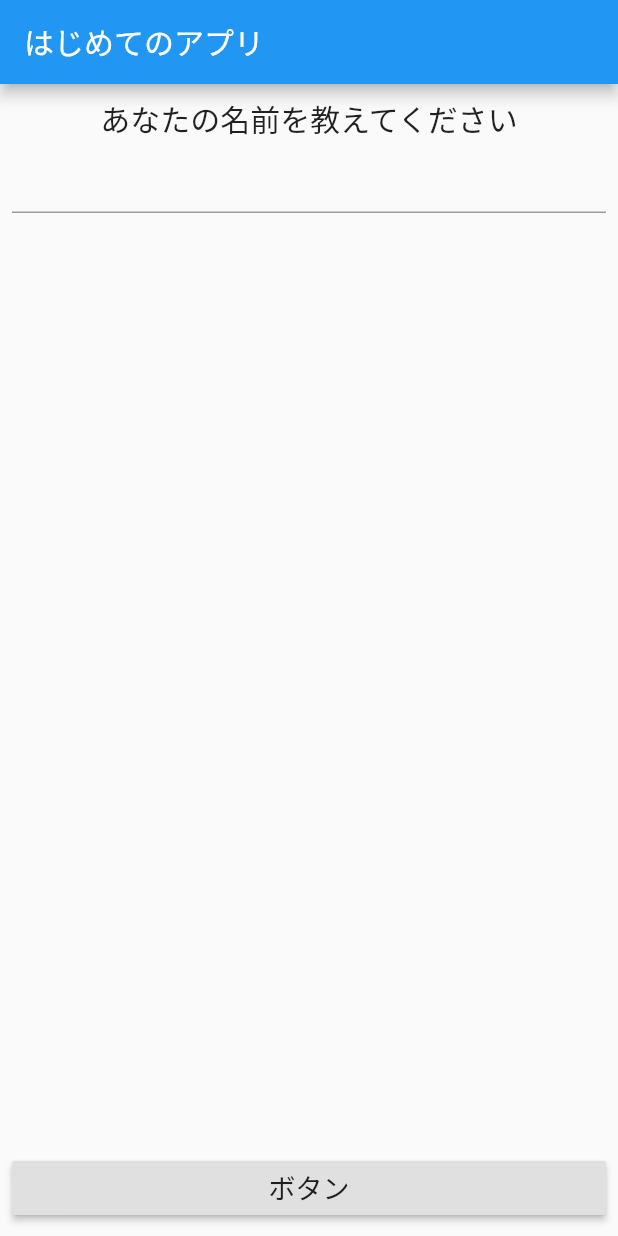
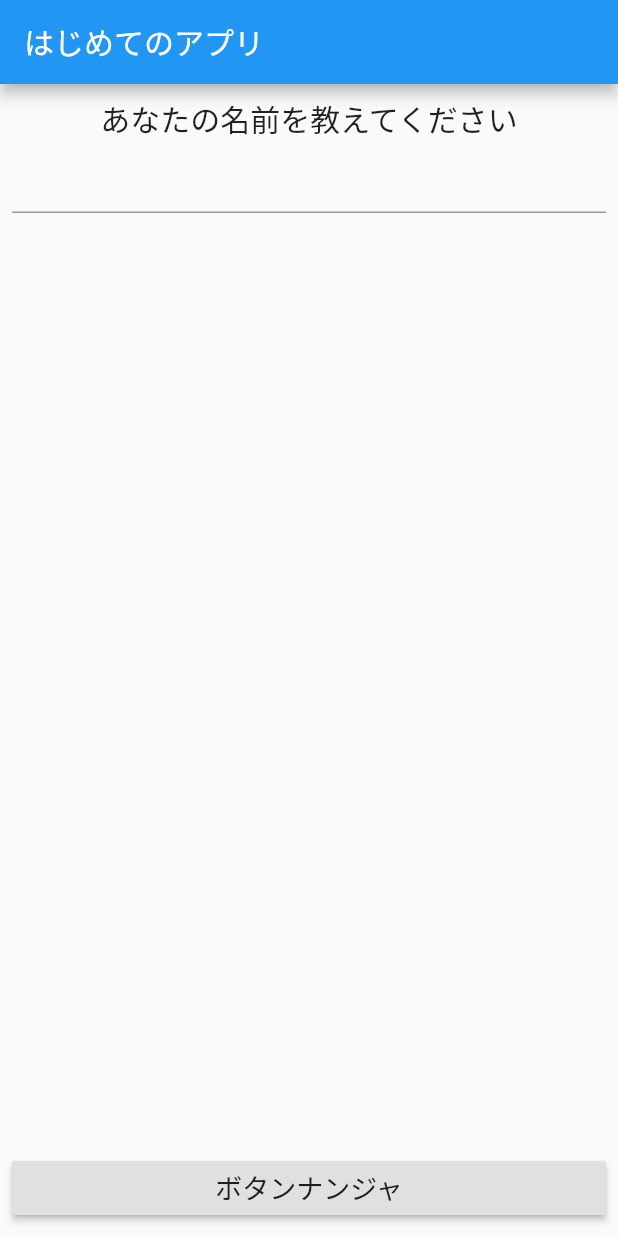
Before and after one commit to atsushi-1989/firstapp, a Flutter app: the screen it shows after launch, on a phone screen of 412 x 824 dp. Run offline on Flutter 3.47's test engine with Material 2 defaults, Android fonts, the light colour scheme and no system bars.

Commit message:
２度目のcommit

```diff
--- a/lib/screens/home_screen.dart
+++ b/lib/screens/home_screen.dart
@@ -31,7 +31,7 @@ class _HomeScreenState extends State<HomeScreen> {
             SizedBox(
               width: double.infinity,
               child: RaisedButton(onPressed: () => _onClick(),
-                child: Text("ボタン", style: TextStyle(fontSize: 18.0),),
+                child: Text("ボタンナンジャ", style: TextStyle(fontSize: 18.0),),
               ),
             )
 
```
